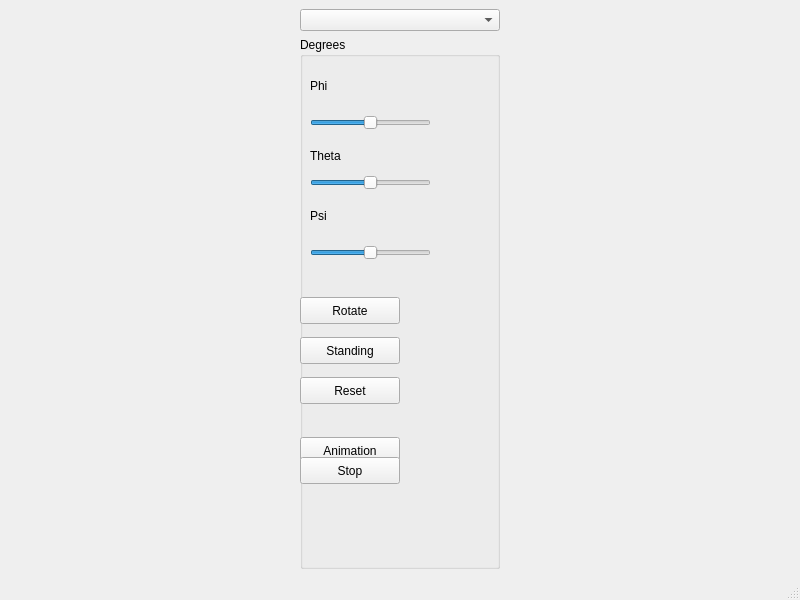
Before: the Qt Designer form Software/Python Framework/gui/mainwindow.ui in italogsfernandes/rastreamento-inercial, drawn with Qt 5.
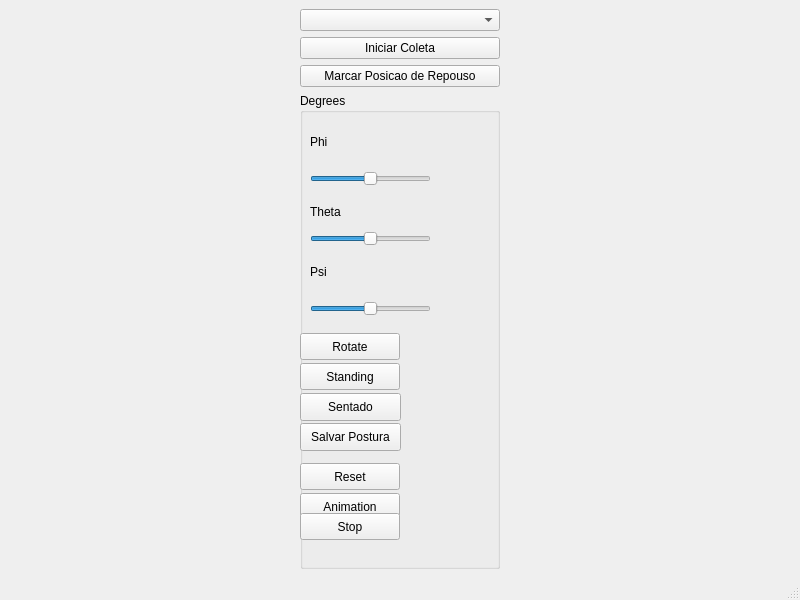
After: the same form once the commit is applied.

Commit message: interface atualizada

The edit to the form file:
```diff
--- a/Software/Python Framework/gui/mainwindow.ui
+++ b/Software/Python Framework/gui/mainwindow.ui
@@ -27,6 +27,20 @@
         </property>
        </widget>
       </item>
+      <item>
+       <widget class="QPushButton" name="pushButton_3">
+        <property name="text">
+         <string>Iniciar Coleta</string>
+        </property>
+       </widget>
+      </item>
+      <item>
+       <widget class="QPushButton" name="pushButton_4">
+        <property name="text">
+         <string>Marcar Posicao de Repouso</string>
+        </property>
+       </widget>
+      </item>
       <item>
        <widget class="QGroupBox" name="groupBox">
         <property name="maximumSize">
@@ -141,7 +155,7 @@
          <property name="geometry">
           <rect>
            <x>0</x>
-           <y>260</y>
+           <y>240</y>
            <width>100</width>
            <height>27</height>
           </rect>
@@ -160,7 +174,7 @@
          <property name="geometry">
           <rect>
            <x>0</x>
-           <y>340</y>
+           <y>370</y>
            <width>100</width>
            <height>27</height>
           </rect>
@@ -179,7 +193,7 @@
          <property name="geometry">
           <rect>
            <x>0</x>
-           <y>300</y>
+           <y>270</y>
            <width>100</width>
            <height>27</height>
           </rect>
@@ -232,6 +246,32 @@
           <string>Stop</string>
          </property>
         </widget>
+        <widget class="QPushButton" name="pushButton">
+         <property name="geometry">
+          <rect>
+           <x>0</x>
+           <y>300</y>
+           <width>101</width>
+           <height>28</height>
+          </rect>
+         </property>
+         <property name="text">
+          <string>Sentado</string>
+         </property>
+        </widget>
+        <widget class="QPushButton" name="pushButton_2">
+         <property name="geometry">
+          <rect>
+           <x>0</x>
+           <y>330</y>
+           <width>101</width>
+           <height>28</height>
+          </rect>
+         </property>
+         <property name="text">
+          <string>Salvar Postura</string>
+         </property>
+        </widget>
        </widget>
       </item>
      </layout>
```
Left out of the diff: 2 changed lines with no effect on the pictures. The commit also changes 1 other file.
